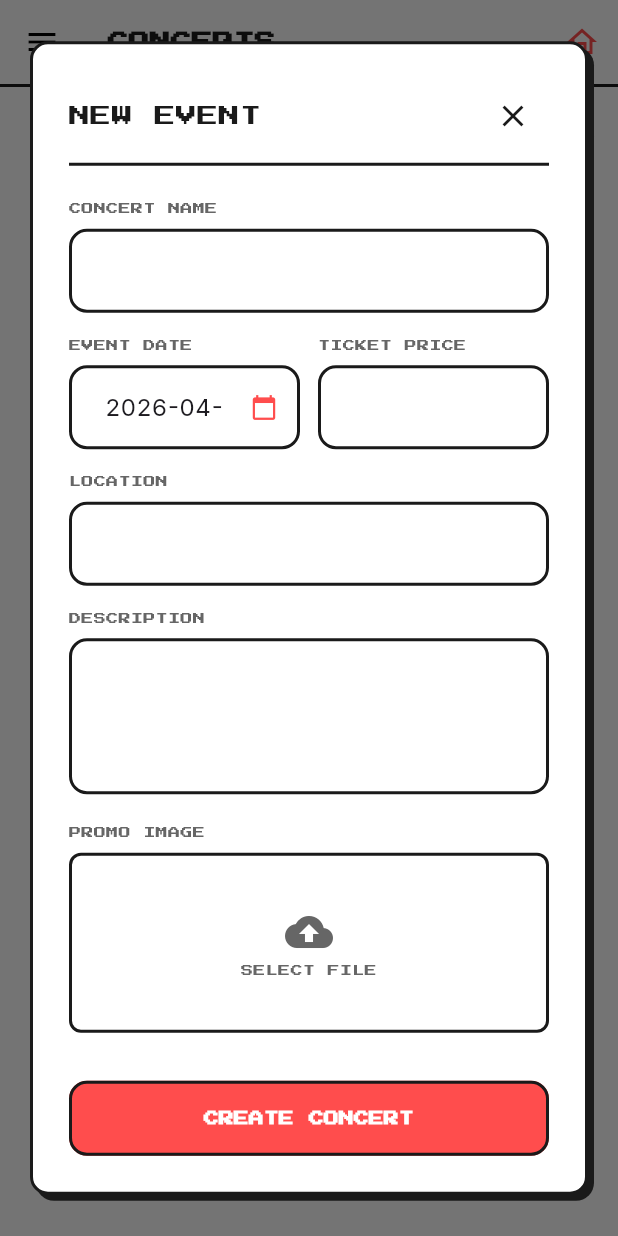
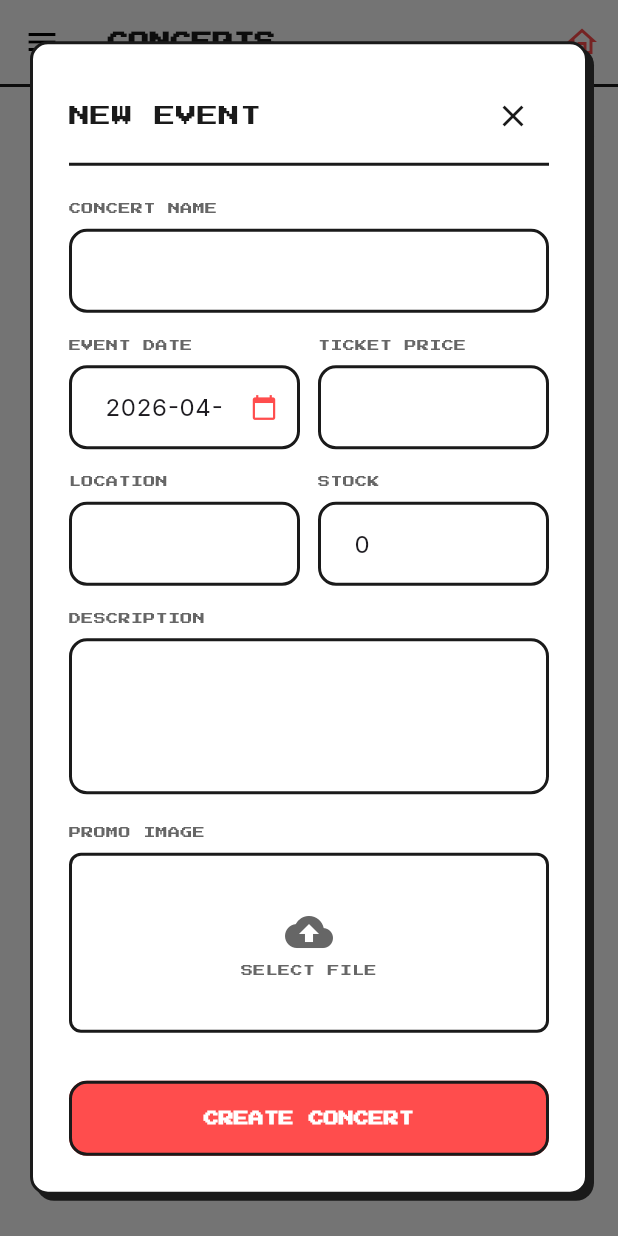
Before and after one commit to karimaca12n/tiket_konser_flutter, a Flutter app: the AdminConcertsPage screen opened by its route, after a tap on the "add" icon, on a phone screen of 412 x 824 dp. Run offline on Flutter 3.47's test engine with Material 3 defaults, Android fonts, the phone set to English and light mode, and no system bars; our stand-ins replace dio, file_picker, fl_chart, go_router, google_fonts; accounts and stored records are empty; network calls fail.

Commit message:
update edit stock ticket

```diff
--- a/lib/admin/admin_concerts.dart
+++ b/lib/admin/admin_concerts.dart
@@ -87,8 +87,9 @@ class _AdminConcertsPageState extends State<AdminConcertsPage> {
     final isEdit = concert != null;
     final nameController = TextEditingController(text: concert?.name);
     final locationController = TextEditingController(text: concert?.location);
-    final priceController = TextEditingController(text: concert?.price.toInt().toString());
-    final descController = TextEditingController(text: concert?.description);
+    final stockController = TextEditingController(text: concert?.jumlahBed?.toString() ?? '0');
+    final priceController = TextEditingController(text: concert?.price.toString() ?? '');
+    final descController = TextEditingController(text: concert?.description ?? '');
 
     DateTime selectedDate = concert?.date ?? DateTime.now();
     final dateController = TextEditingController(
@@ -132,20 +133,7 @@ class _AdminConcertsPageState extends State<AdminConcertsPage> {
                   Row(
                     children: [
                       Expanded(
-                        child: Column(
-                          crossAxisAlignment: CrossAxisAlignment.start,
-                          children: [
-                            Text('EVENT DATE', style: GoogleFonts.pressStart2p(fontSize: 8, color: AppColors.textSecondary)),
-                            const SizedBox(height: 8),
-                            TextField(
-                              controller: dateController,
-                              readOnly: true,
-                              style: GoogleFonts.inter(),
-                              decoration: const InputDecoration(
-                                suffixIcon: Icon(Icons.calendar_today, size: 18, color: AppColors.primary),
-                                isDense: true,
-                              ),
-                              onTap: () async {
+                        child: _dialogField('EVENT DATE', dateController, readOnly: true, suffixIcon: const Icon(Icons.calendar_today, size: 18, color: AppColors.primary), onTap: () async {
                           final DateTime? picked = await showDatePicker(
                             context: context,
                             initialDate: selectedDate,
@@ -158,10 +146,7 @@ class _AdminConcertsPageState extends State<AdminConcertsPage> {
                               dateController.text = DateFormat('yyyy-MM-dd').format(picked);
                             });
                           }
-                              },
-                            ),
-                          ],
-                        ),
+                        }),
                       ),
                       const SizedBox(width: 12),
                       Expanded(
@@ -170,7 +155,13 @@ class _AdminConcertsPageState extends State<AdminConcertsPage> {
                     ],
                   ),
                   const SizedBox(height: 16),
-                  _dialogField('LOCATION', locationController),
+                  Row(
+                    children: [
+                      Expanded(child: _dialogField('LOCATION', locationController)),
+                      const SizedBox(width: 12),
+                      Expanded(child: _dialogField('STOCK', stockController, keyboardType: TextInputType.number)),
+                    ],
+                  ),
                   const SizedBox(height: 16),
                   _dialogField('DESCRIPTION', descController, maxLines: 3),
                   const SizedBox(height: 20),
@@ -221,6 +212,7 @@ class _AdminConcertsPageState extends State<AdminConcertsPage> {
                           'price': double.tryParse(priceController.text) ?? 0,
                           'description': descController.text,
                           'date': DateFormat('yyyy-MM-dd').format(selectedDate),
+                          'stock': int.tryParse(stockController.text) ?? 0,
                         };
                         bool success = isEdit
                           ? await context.read<ConcertProvider>().updateConcert(concert!.id, data, selectedImage)
@@ -243,7 +235,7 @@ class _AdminConcertsPageState extends State<AdminConcertsPage> {
     );
   }
 
-  Widget _dialogField(String label, TextEditingController controller, {TextInputType? keyboardType, int maxLines = 1}) {
+  Widget _dialogField(String label, TextEditingController controller, {TextInputType? keyboardType, int maxLines = 1, bool readOnly = false, Widget? suffixIcon, VoidCallback? onTap}) {
     return Column(
       crossAxisAlignment: CrossAxisAlignment.start,
       children: [
@@ -253,8 +245,13 @@ class _AdminConcertsPageState extends State<AdminConcertsPage> {
           controller: controller,
           keyboardType: keyboardType,
           maxLines: maxLines,
+          readOnly: readOnly,
+          onTap: onTap,
           style: GoogleFonts.inter(),
-          decoration: const InputDecoration(isDense: true),
+          decoration: InputDecoration(
+            isDense: true,
+            suffixIcon: suffixIcon,
+          ),
         ),
       ],
     );
--- a/lib/providers/concert_provider.dart
+++ b/lib/providers/concert_provider.dart
@@ -56,8 +56,8 @@ class ConcertProvider extends ChangeNotifier {
         'lokasi': data['location'],
         'tanggal': data['date'].toString().split(' ')[0],
         'harga': data['price'].toString(),
-        'description': data['description'], // SEKARANG DIKIRIM
-        'jumlah_bed': '0',
+        'description': data['description'],
+        'jumlah_bed': data['stock']?.toString() ?? '0',
       };
 
       if (imageFile != null) {
@@ -95,8 +95,8 @@ class ConcertProvider extends ChangeNotifier {
         'lokasi': data['location'],
         'tanggal': data['date'].toString().split(' ')[0],
         'harga': data['price'].toString(),
-        'description': data['description'], // SEKARANG DIKIRIM
-        'jumlah_bed': '0',
+        'description': data['description'],
+        'jumlah_bed': data['stock']?.toString() ?? '0',
       };
 
       if (imageFile != null) {
```
Also changed, not shown: lib/pages/concert_detail_page.dart (+8 -4 lines). Lines whose indentation alone changed are shown as unchanged.
